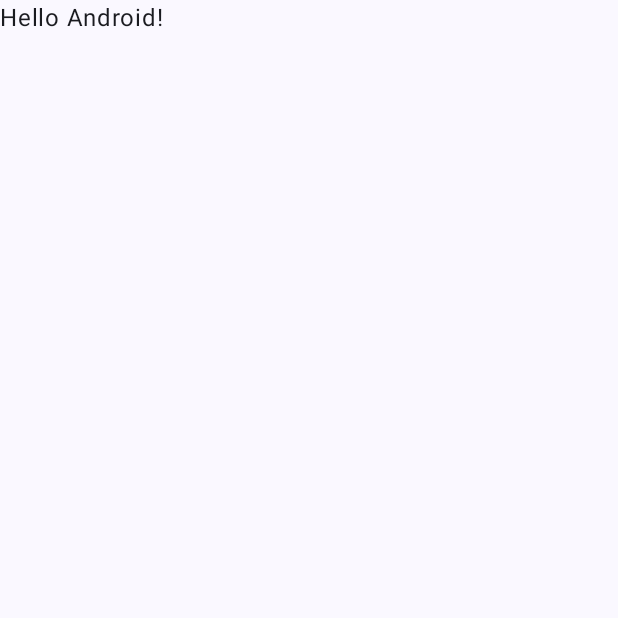
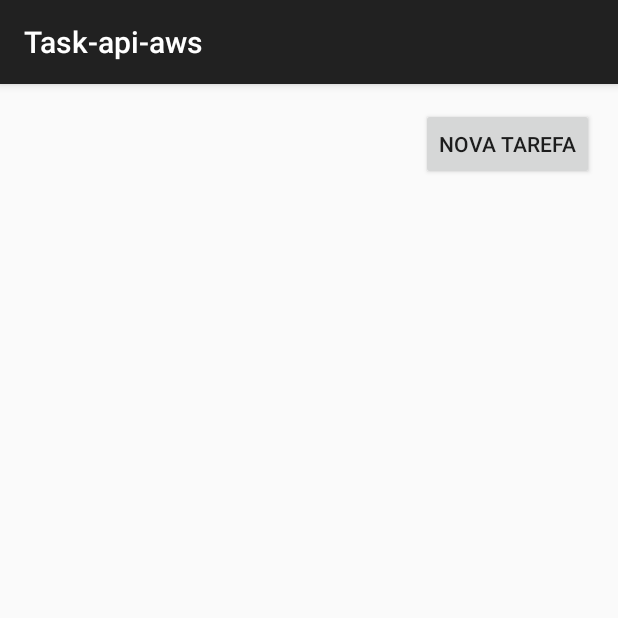
Before and after one commit to denius72/task-api-aws, an Android app built with Jetpack Compose: the screen it shows after launch (MainActivity), on a phone screen of 412 x 824 dp, the top half of it. Before the commit the part shown is almost empty. Run offline under Robolectric (Android 15) with nearby library versions, the phone set to English and light mode, and no system bars.

Commit message:
Added MainActivity and basic screen

```diff
--- a/app/build.gradle.kts
+++ b/app/build.gradle.kts
@@ -36,6 +36,7 @@ android {
     }
     buildFeatures {
         compose = true
+        viewBinding = true
     }
 }
 
@@ -49,6 +50,8 @@ dependencies {
     implementation(libs.androidx.ui.graphics)
     implementation(libs.androidx.ui.tooling.preview)
     implementation(libs.androidx.material3)
+    implementation(libs.androidx.appcompat)
+    implementation(libs.androidx.recyclerview)
     testImplementation(libs.junit)
     androidTestImplementation(libs.androidx.junit)
     androidTestImplementation(libs.androidx.espresso.core)
--- a/app/src/main/java/com/denisu/task_api_aws/MainActivity.kt
+++ b/app/src/main/java/com/denisu/task_api_aws/MainActivity.kt
@@ -1,47 +1,29 @@
 package com.denisu.task_api_aws
 
 import android.os.Bundle
-import androidx.activity.ComponentActivity
-import androidx.activity.compose.setContent
-import androidx.activity.enableEdgeToEdge
-import androidx.compose.foundation.layout.fillMaxSize
-import androidx.compose.foundation.layout.padding
-import androidx.compose.material3.Scaffold
-import androidx.compose.material3.Text
-import androidx.compose.runtime.Composable
-import androidx.compose.ui.Modifier
-import androidx.compose.ui.tooling.preview.Preview
-import com.denisu.task_api_aws.ui.theme.TaskapiawsTheme
+import androidx.appcompat.app.AppCompatActivity
+import androidx.recyclerview.widget.LinearLayoutManager
+import com.denisu.task_api_aws.adapter.TaskAdapter
+import com.denisu.task_api_aws.databinding.ActivityMainBinding
+import com.denisu.task_api_aws.model.Task
 
-class MainActivity : ComponentActivity() {
+class MainActivity : AppCompatActivity() {
+
+    private lateinit var binding: ActivityMainBinding
+    private val taskList = mutableListOf<Task>()
+    private lateinit var adapter: TaskAdapter
+
     override fun onCreate(savedInstanceState: Bundle?) {
         super.onCreate(savedInstanceState)
-        enableEdgeToEdge()
-        setContent {
-            TaskapiawsTheme {
-                Scaffold(modifier = Modifier.fillMaxSize()) { innerPadding ->
-                    Greeting(
-                        name = "Android",
-                        modifier = Modifier.padding(innerPadding)
-                    )
-                }
-            }
+        binding = ActivityMainBinding.inflate(layoutInflater)
+        setContentView(binding.root)
+
+        adapter = TaskAdapter(taskList)
+        binding.recyclerTasks.layoutManager = LinearLayoutManager(this)
+        binding.recyclerTasks.adapter = adapter
+
+        //preparar tela de criação
+        binding.btnAddTask.setOnClickListener {
         }
     }
 }
-
-@Composable
-fun Greeting(name: String, modifier: Modifier = Modifier) {
-    Text(
-        text = "Hello $name!",
-        modifier = modifier
-    )
-}
-
-@Preview(showBackground = true)
-@Composable
-fun GreetingPreview() {
-    TaskapiawsTheme {
-        Greeting("Android")
-    }
-}
--- /dev/null
+++ b/app/src/main/res/layout/activity_main.xml
@@ -0,0 +1,21 @@
+<?xml version="1.0" encoding="utf-8"?>
+<RelativeLayout xmlns:android="http://schemas.android.com/apk/res/android"
+    android:layout_width="match_parent"
+    android:layout_height="match_parent">
+
+    <Button
+        android:id="@+id/btn_add_task"
+        android:layout_width="wrap_content"
+        android:layout_height="wrap_content"
+        android:text="Nova Tarefa"
+        android:layout_alignParentTop="true"
+        android:layout_alignParentEnd="true"
+        android:layout_margin="16dp"/>
+
+    <androidx.recyclerview.widget.RecyclerView
+        android:id="@+id/recycler_tasks"
+        android:layout_width="match_parent"
+        android:layout_height="match_parent"
+        android:layout_below="@id/btn_add_task"
+        android:padding="16dp"/>
+</RelativeLayout>
--- a/app/src/main/res/values/themes.xml
+++ b/app/src/main/res/values/themes.xml
@@ -1,5 +1,5 @@
 <?xml version="1.0" encoding="utf-8"?>
 <resources>
 
-    <style name="Theme.Taskapiaws" parent="android:Theme.Material.Light.NoActionBar" />
+    <style name="Theme.Taskapiaws" parent="Theme.AppCompat.Light.DarkActionBar" />
 </resources>
--- a/gradle/libs.versions.toml
+++ b/gradle/libs.versions.toml
@@ -8,6 +8,8 @@ espressoCore = "3.6.1"
 lifecycleRuntimeKtx = "2.8.7"
 activityCompose = "1.10.1"
 composeBom = "2024.09.00"
+appcompat = "1.7.0"
+recyclerview = "1.4.0"
 
 [libraries]
 androidx-core-ktx = { group = "androidx.core", name = "core-ktx", version.ref = "coreKtx" }
@@ -24,6 +26,8 @@ androidx-ui-tooling-preview = { group = "androidx.compose.ui", name = "ui-toolin
 androidx-ui-test-manifest = { group = "androidx.compose.ui", name = "ui-test-manifest" }
 androidx-ui-test-junit4 = { group = "androidx.compose.ui", name = "ui-test-junit4" }
 androidx-material3 = { group = "androidx.compose.material3", name = "material3" }
+androidx-appcompat = { group = "androidx.appcompat", name = "appcompat", version.ref = "appcompat" }
+androidx-recyclerview = { group = "androidx.recyclerview", name = "recyclerview", version.ref = "recyclerview" }
 
 [plugins]
 android-application = { id = "com.android.application", version.ref = "agp" }
```
Also changed, not shown: app/src/main/java/com/denisu/task_api_aws/adapter/TaskAdapter.kt (added, +34 -0 lines), app/src/main/java/com/denisu/task_api_aws/model/Task.kt (added, +10 -0 lines), app/src/main/res/layout/item_task.xml (added, +31 -0 lines).
